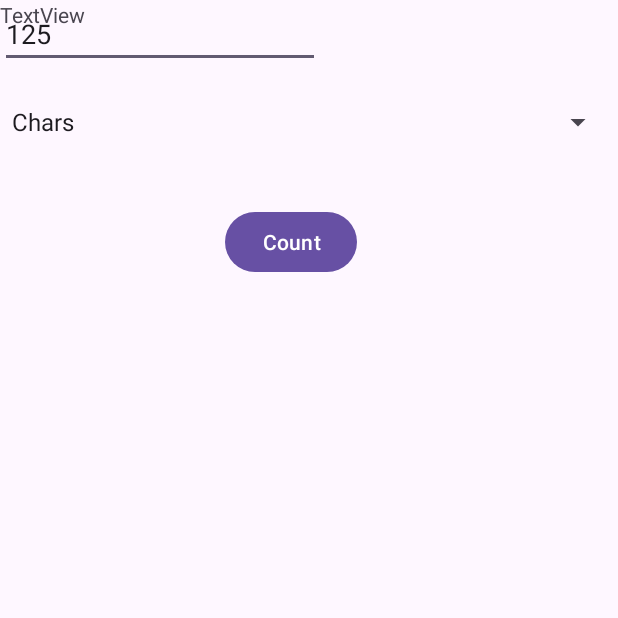
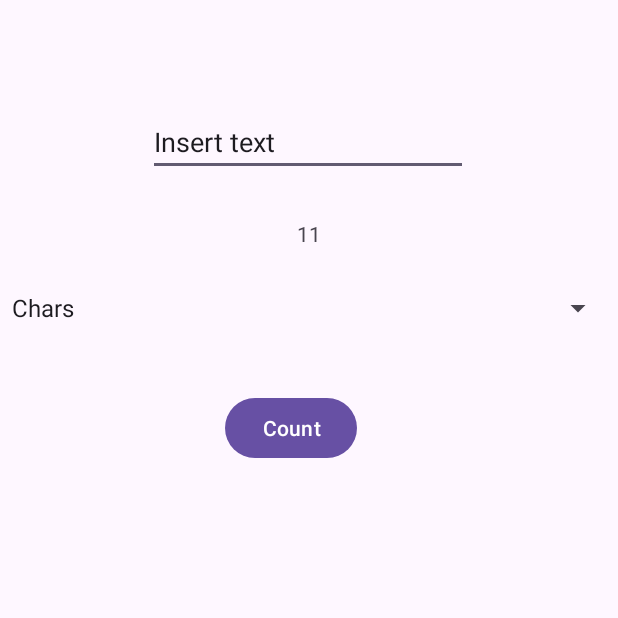
Before and after one commit to SamuelVU22/MADT_LAB2, an Android app: the screen it shows after launch (MainActivity), after a tap on "Count", on a phone screen of 412 x 824 dp, the top half of it. Run offline under Robolectric (Android 15) with nearby library versions, the phone set to English and light mode, and no system bars.

Commit message:
The option of char already do

```diff
--- a/app/src/main/java/com/example/madt_lab2/MainActivity.java
+++ b/app/src/main/java/com/example/madt_lab2/MainActivity.java
@@ -8,6 +8,7 @@ import android.widget.Button;
 import android.widget.EditText;
 import android.widget.Spinner;
 import android.widget.TextView;
+import android.widget.Toast;
 
 import androidx.activity.EdgeToEdge;
 import androidx.appcompat.app.AppCompatActivity;
@@ -36,7 +37,7 @@ public class MainActivity extends AppCompatActivity {
 
         userInput = findViewById(R.id.userInput);
         countOption = (Spinner) findViewById(R.id.countOption);
-        tvResult = findViewById(R.id.userInput);
+        tvResult = findViewById(R.id.resultCount);
         // Create an ArrayAdapter using the string array and a default spinner layout.
         ArrayAdapter<CharSequence> adapter = ArrayAdapter.createFromResource(this, R.array.countOption, android.R.layout.simple_spinner_item);
 // Specify the layout to use when the list of choices appears.
@@ -48,10 +49,14 @@ public class MainActivity extends AppCompatActivity {
     }
 
     public void onBtnCountClick(View view) {
-        String userInput = String.valueOf(this.userInput);
-        TextCounting tc = new TextCounting();
-        int count = tc.getCharsCount(userInput);
-        tvResult.setText(String.valueOf(count));
+        if (countOption.getSelectedItem().toString().equals("Chars")) {
+
+            String userInput = this.userInput.getText().toString();
+            int count = TextCounting.getCharsCount(userInput);
+            tvResult.setText(String.valueOf(count));
+        } else {
+            Toast.makeText(this, "Counting words", Toast.LENGTH_LONG).show();
+        }
     }
 
 
--- a/app/src/main/res/layout/activity_main.xml
+++ b/app/src/main/res/layout/activity_main.xml
@@ -23,7 +23,7 @@
         android:id="@+id/countOption"
         android:layout_width="409dp"
         android:layout_height="wrap_content"
-        android:layout_marginTop="24dp"
+        android:layout_marginTop="76dp"
         app:layout_constraintTop_toBottomOf="@+id/userInput"
         tools:layout_editor_absoluteX="16dp" />
 
@@ -31,18 +31,23 @@
         android:id="@+id/userInput"
         android:layout_width="wrap_content"
         android:layout_height="wrap_content"
+        android:layout_marginTop="72dp"
         android:ems="10"
         android:inputType="text"
         android:text="Insert text"
-        tools:layout_editor_absoluteX="16dp"
-        tools:layout_editor_absoluteY="16dp" />
+        app:layout_constraintEnd_toEndOf="parent"
+        app:layout_constraintHorizontal_bias="0.497"
+        app:layout_constraintStart_toStartOf="parent"
+        app:layout_constraintTop_toTopOf="parent" />
 
     <TextView
         android:id="@+id/resultCount"
         android:layout_width="wrap_content"
         android:layout_height="wrap_content"
         android:text="TextView"
-        tools:layout_editor_absoluteX="168dp"
-        tools:layout_editor_absoluteY="242dp" />
+        app:layout_constraintBottom_toTopOf="@+id/countOption"
+        app:layout_constraintEnd_toEndOf="parent"
+        app:layout_constraintStart_toStartOf="parent"
+        app:layout_constraintTop_toBottomOf="@+id/userInput" />
 
 </androidx.constraintlayout.widget.ConstraintLayout>
```
